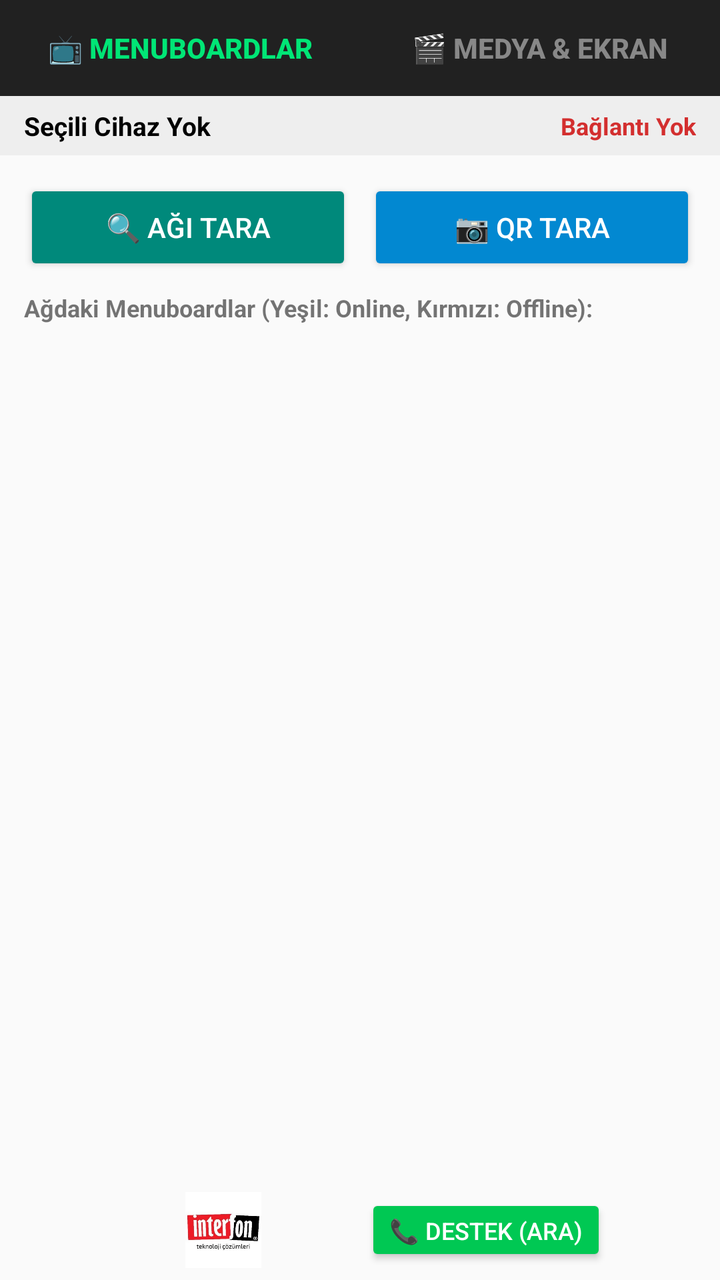
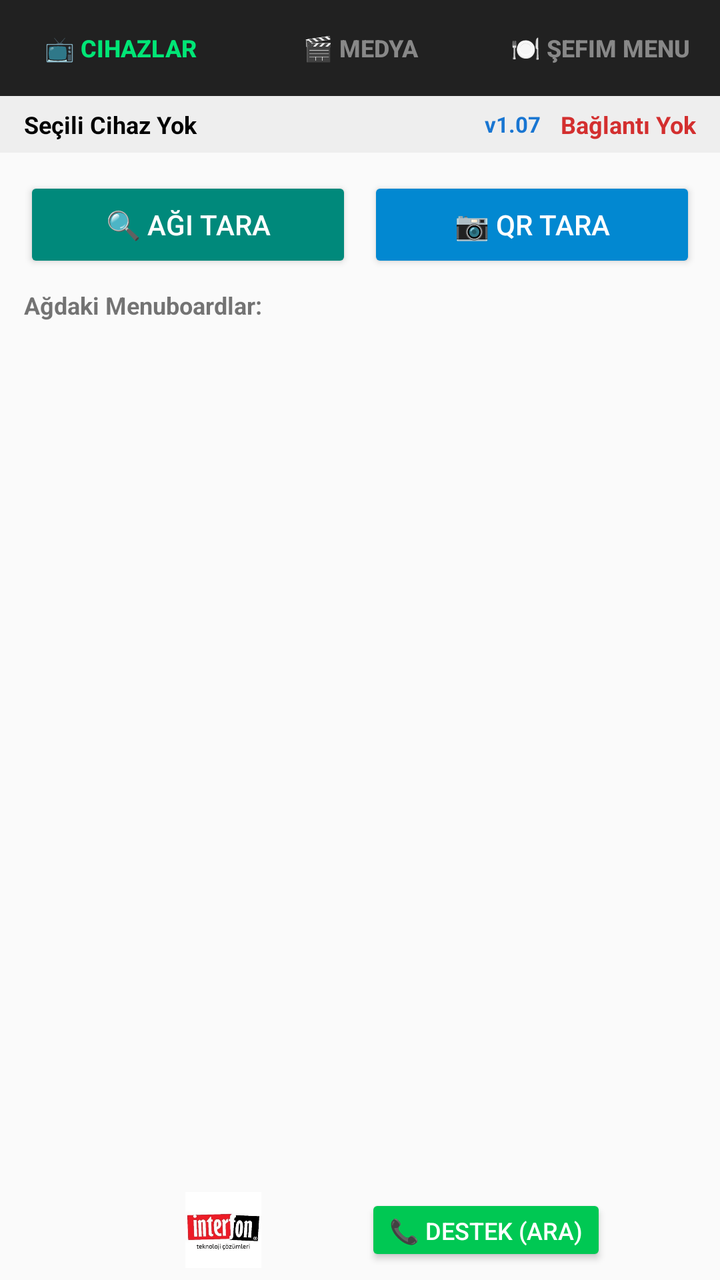

Screens rendered from an Android XML layout before and after an edit, with the pre-edit source and the edit as a unified diff.
<!-- AndroidManifest.xml: application theme Theme.AppCompat.Light.DarkActionBar -->
<!-- res/layout/activity_main.xml -->
<?xml version="1.0" encoding="utf-8"?>
<LinearLayout xmlns:android="http://schemas.android.com/apk/res/android"
    android:layout_width="match_parent"
    android:layout_height="match_parent"
    android:orientation="vertical">

    
    <LinearLayout
        android:layout_width="match_parent"
        android:layout_height="48dp"
        android:background="#212121"
        android:orientation="horizontal">

        <Button
            android:id="@+id/tabDevices"
            android:layout_width="0dp"
            android:layout_height="match_parent"
            android:layout_weight="1"
            android:background="?selectableItemBackground"
            android:text="📺 Menuboardlar"
            android:textColor="#00E676"
            android:textStyle="bold" />

        <Button
            android:id="@+id/tabMedia"
            android:layout_width="0dp"
            android:layout_height="match_parent"
            android:layout_weight="1"
            android:background="?selectableItemBackground"
            android:text="🎬 Medya &amp; Ekran"
            android:textColor="#888888"
            android:textStyle="bold" />
    </LinearLayout>

    
    <LinearLayout
        android:layout_width="match_parent"
        android:layout_height="wrap_content"
        android:background="#EEEEEE"
        android:gravity="center_vertical"
        android:orientation="horizontal"
        android:paddingHorizontal="12dp"
        android:paddingVertical="6dp">

        <TextView
            android:id="@+id/txtActiveDeviceName"
            android:layout_width="0dp"
            android:layout_height="wrap_content"
            android:layout_weight="1"
            android:text="Seçili Cihaz Yok"
            android:textColor="#000000"
            android:textSize="13sp"
            android:textStyle="bold" />

        <TextView
            android:id="@+id/txtConnectionStatus"
            android:layout_width="wrap_content"
            android:layout_height="wrap_content"
            android:text="Bağlantı Yok"
            android:textColor="#D32F2F"
            android:textSize="12sp"
            android:textStyle="bold" />
    </LinearLayout>

    
    <LinearLayout
        android:id="@+id/panelTabDevices"
        android:layout_width="match_parent"
        android:layout_height="0dp"
        android:layout_weight="1"
        android:orientation="vertical"
        android:padding="12dp"
        android:visibility="visible">

        <LinearLayout
            android:layout_width="match_parent"
            android:layout_height="wrap_content"
            android:orientation="horizontal">

            <Button
                android:id="@+id/btnScanNetwork"
                android:layout_width="0dp"
                android:layout_height="wrap_content"
                android:layout_weight="1"
                android:backgroundTint="#00897B"
                android:text="🔍 Ağı Tara"
                android:textColor="#FFFFFF" />

            <Button
                android:id="@+id/btnScanQr"
                android:layout_width="0dp"
                android:layout_height="wrap_content"
                android:layout_marginStart="8dp"
                android:layout_weight="1"
                android:backgroundTint="#0288D1"
                android:text="📷 QR Tara"
                android:textColor="#FFFFFF" />
        </LinearLayout>

        <TextView
            android:layout_width="wrap_content"
            android:layout_height="wrap_content"
            android:layout_marginTop="8dp"
            android:text="Ağdaki Menuboardlar (Yeşil: Online, Kırmızı: Offline):"
            android:textSize="12sp"
            android:textStyle="bold" />

        <androidx.recyclerview.widget.RecyclerView
            android:id="@+id/rvDevices"
            android:layout_width="match_parent"
            android:layout_height="0dp"
            android:layout_marginTop="6dp"
            android:layout_weight="1" />
    </LinearLayout>

    
    <LinearLayout
        android:id="@+id/panelTabMedia"
        android:layout_width="match_parent"
        android:layout_height="0dp"
        android:layout_weight="1"
        android:orientation="vertical"
        android:padding="12dp"
        android:visibility="gone">

        <LinearLayout
            android:layout_width="match_parent"
            android:layout_height="wrap_content"
            android:background="#E8EAF6"
            android:gravity="center_vertical"
            android:orientation="horizontal"
            android:padding="8dp">

            <TextView
                android:layout_width="0dp"
                android:layout_height="wrap_content"
                android:layout_weight="1"
                android:text="Telefon Ekranını Yansıt:"
                android:textSize="13sp"
                android:textStyle="bold" />

            <Button
                android:id="@+id/btnToggleScreenShare"
                android:layout_width="wrap_content"
                android:layout_height="wrap_content"
                android:backgroundTint="#7B1FA2"
                android:text="📱 Ekranı Paylaş"
                android:textColor="#FFFFFF" />
        </LinearLayout>

        
        <LinearLayout
            android:id="@+id/panelControls"
            android:layout_width="match_parent"
            android:layout_height="wrap_content"
            android:layout_marginTop="8dp"
            android:background="#F5F5F5"
            android:orientation="vertical"
            android:padding="8dp">

            <LinearLayout
                android:layout_width="match_parent"
                android:layout_height="wrap_content"
                android:orientation="horizontal">

                <EditText
                    android:id="@+id/edtDuration"
                    android:layout_width="0dp"
                    android:layout_height="wrap_content"
                    android:layout_weight="1"
                    android:hint="Süre (0:tam)"
                    android:inputType="number"
                    android:text="0" />

                <EditText
                    android:id="@+id/edtWaitAfter"
                    android:layout_width="0dp"
                    android:layout_height="wrap_content"
                    android:layout_marginStart="6dp"
                    android:layout_weight="1"
                    android:hint="Bekleme"
                    android:inputType="number"
                    android:text="0" />

                <Spinner
                    android:id="@+id/spinnerAnim"
                    android:layout_width="0dp"
                    android:layout_height="wrap_content"
                    android:layout_marginStart="6dp"
                    android:layout_weight="1.2" />
            </LinearLayout>

            <Button
                android:id="@+id/btnPickMedia"
                android:layout_width="match_parent"
                android:layout_height="wrap_content"
                android:layout_marginTop="4dp"
                android:text="+ Medya Yükle" />

            
            <ProgressBar
                android:id="@+id/uploadProgressBar"
                style="?android:attr/progressBarStyleHorizontal"
                android:layout_width="match_parent"
                android:layout_height="8dp"
                android:layout_marginTop="6dp"
                android:max="100"
                android:visibility="gone" />
        </LinearLayout>

        <TextView
            android:layout_width="wrap_content"
            android:layout_height="wrap_content"
            android:layout_marginTop="8dp"
            android:text="Oynatma Listesi:"
            android:textSize="12sp"
            android:textStyle="bold" />

        <androidx.recyclerview.widget.RecyclerView
            android:id="@+id/recyclerViewPlaylist"
            android:layout_width="match_parent"
            android:layout_height="0dp"
            android:layout_marginTop="4dp"
            android:layout_weight="1" />
    </LinearLayout>

    
    <LinearLayout
        android:layout_width="match_parent"
        android:layout_height="wrap_content"
        android:background="#FAFAFA"
        android:gravity="center"
        android:orientation="horizontal"
        android:padding="6dp">

        <ImageView
            android:id="@+id/imgFooterLogo"
            android:layout_width="110dp"
            android:layout_height="38dp"
            android:background="?selectableItemBackground"
            android:clickable="true"
            android:focusable="true"
            android:src="@drawable/logo_interfon" />

        <Button
            android:id="@+id/btnSupportCall"
            android:layout_width="wrap_content"
            android:layout_height="36dp"
            android:layout_marginStart="16dp"
            android:backgroundTint="#00C853"
            android:text="📞 Destek (Ara)"
            android:textColor="#FFFFFF"
            android:textSize="12sp" />
    </LinearLayout>

</LinearLayout>
<!-- resources referenced by this layout -->
<resources>
  <!-- drawable logo_interfon: png bitmap (drawable, 130394 bytes) -->
</resources>

<!-- the commit's change to res/layout/activity_main.xml (unified diff, before → after) -->
@@ -17,8 +17,9 @@
             android:layout_height="match_parent"
             android:layout_weight="1"
             android:background="?selectableItemBackground"
-            android:text="📺 Menuboardlar"
+            android:text="📺 Cihazlar"
             android:textColor="#00E676"
+            android:textSize="12sp"
             android:textStyle="bold" />
 
         <Button
@@ -27,8 +28,20 @@
             android:layout_height="match_parent"
             android:layout_weight="1"
             android:background="?selectableItemBackground"
-            android:text="🎬 Medya &amp; Ekran"
+            android:text="🎬 Medya"
             android:textColor="#888888"
+            android:textSize="12sp"
+            android:textStyle="bold" />
+
+        <Button
+            android:id="@+id/tabSefim"
+            android:layout_width="0dp"
+            android:layout_height="match_parent"
+            android:layout_weight="1"
+            android:background="?selectableItemBackground"
+            android:text="🍽️ Şefim Menu"
+            android:textColor="#888888"
+            android:textSize="12sp"
             android:textStyle="bold" />
     </LinearLayout>
 
@@ -49,7 +62,17 @@
             android:layout_weight="1"
             android:text="Seçili Cihaz Yok"
             android:textColor="#000000"
-            android:textSize="13sp"
+            android:textSize="12sp"
+            android:textStyle="bold" />
+
+        <TextView
+            android:id="@+id/txtRemoteVersion"
+            android:layout_width="wrap_content"
+            android:layout_height="wrap_content"
+            android:layout_marginEnd="10dp"
+            android:text="v1.07"
+            android:textColor="#1976D2"
+            android:textSize="11sp"
             android:textStyle="bold" />
 
         <TextView
@@ -101,7 +124,7 @@
             android:layout_width="wrap_content"
             android:layout_height="wrap_content"
             android:layout_marginTop="8dp"
-            android:text="Ağdaki Menuboardlar (Yeşil: Online, Kırmızı: Offline):"
+            android:text="Ağdaki Menuboardlar:"
             android:textSize="12sp"
             android:textStyle="bold" />
 
@@ -148,7 +171,6 @@
                 android:textColor="#FFFFFF" />
         </LinearLayout>
 
-        
         <LinearLayout
             android:id="@+id/panelControls"
             android:layout_width="match_parent"
@@ -197,7 +219,6 @@
                 android:layout_marginTop="4dp"
                 android:text="+ Medya Yükle" />
 
-            
             <ProgressBar
                 android:id="@+id/uploadProgressBar"
                 style="?android:attr/progressBarStyleHorizontal"
@@ -226,6 +247,98 @@
 
     
     <LinearLayout
+        android:id="@+id/panelTabSefim"
+        android:layout_width="match_parent"
+        android:layout_height="0dp"
+        android:layout_weight="1"
+        android:orientation="vertical"
+        android:padding="10dp"
+        android:visibility="gone">
+
+        
+        <LinearLayout
+            android:layout_width="match_parent"
+            android:layout_height="wrap_content"
+            android:orientation="horizontal">
+
+            <Button
+                android:id="@+id/btnDbConfig"
+                android:layout_width="0dp"
+                android:layout_height="40dp"
+                android:layout_weight="1"
+                android:backgroundTint="#455A64"
+                android:text="⚙️ DB Ayarları"
+                android:textColor="#FFFFFF"
+                android:textSize="12sp" />
+
+            <Button
+                android:id="@+id/btnFetchSefim"
+                android:layout_width="0dp"
+                android:layout_height="40dp"
+                android:layout_marginStart="8dp"
+                android:layout_weight="1"
+                android:backgroundTint="#0288D1"
+                android:text="🔄 Ürünleri Getir"
+                android:textColor="#FFFFFF"
+                android:textSize="12sp" />
+        </LinearLayout>
+
+        
+        <LinearLayout
+            android:layout_width="match_parent"
+            android:layout_height="wrap_content"
+            android:layout_marginTop="6dp"
+            android:background="#F5F5F5"
+            android:gravity="center_vertical"
+            android:orientation="horizontal"
+            android:padding="6dp">
+
+            <Spinner
+                android:id="@+id/spinnerSefimTheme"
+                android:layout_width="0dp"
+                android:layout_height="wrap_content"
+                android:layout_weight="1.3" />
+
+            <Spinner
+                android:id="@+id/spinnerSefimFontSize"
+                android:layout_width="0dp"
+                android:layout_height="wrap_content"
+                android:layout_marginStart="4dp"
+                android:layout_weight="1" />
+
+            <CheckBox
+                android:id="@+id/cbSefimBold"
+                android:layout_width="wrap_content"
+                android:layout_height="wrap_content"
+                android:checked="true"
+                android:text="Kalın"
+                android:textSize="12sp" />
+        </LinearLayout>
+
+        
+        <androidx.recyclerview.widget.RecyclerView
+            android:id="@+id/rvSefimProducts"
+            android:layout_width="match_parent"
+            android:layout_height="0dp"
+            android:layout_marginTop="6dp"
+            android:layout_weight="1"
+            android:background="#1A1A1A"
+            android:padding="6dp" />
+
+        
+        <Button
+            android:id="@+id/btnPublishSefimMenu"
+            android:layout_width="match_parent"
+            android:layout_height="44dp"
+            android:layout_marginTop="6dp"
+            android:backgroundTint="#E65100"
+            android:text="📺 Seçili Menuboard'da Yayınla"
+            android:textColor="#FFFFFF"
+            android:textStyle="bold" />
+    </LinearLayout>
+
+    
+    <LinearLayout
         android:layout_width="match_parent"
         android:layout_height="wrap_content"
         android:background="#FAFAFA"
